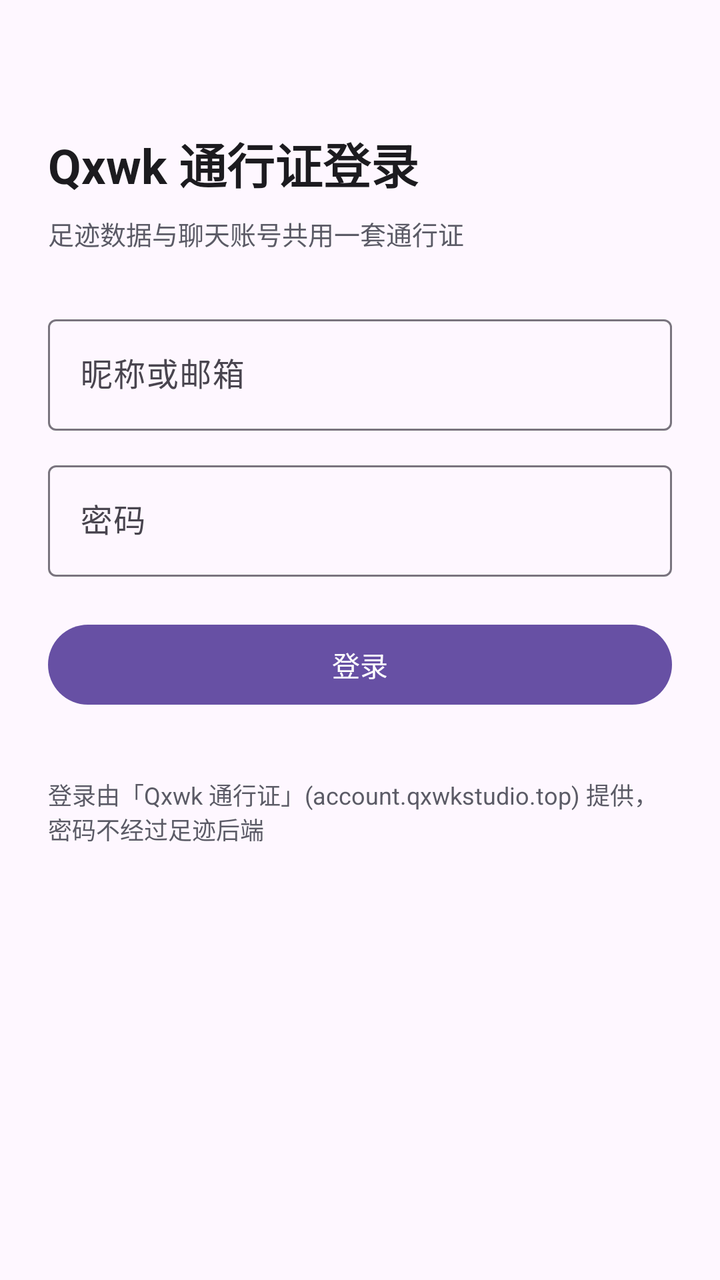
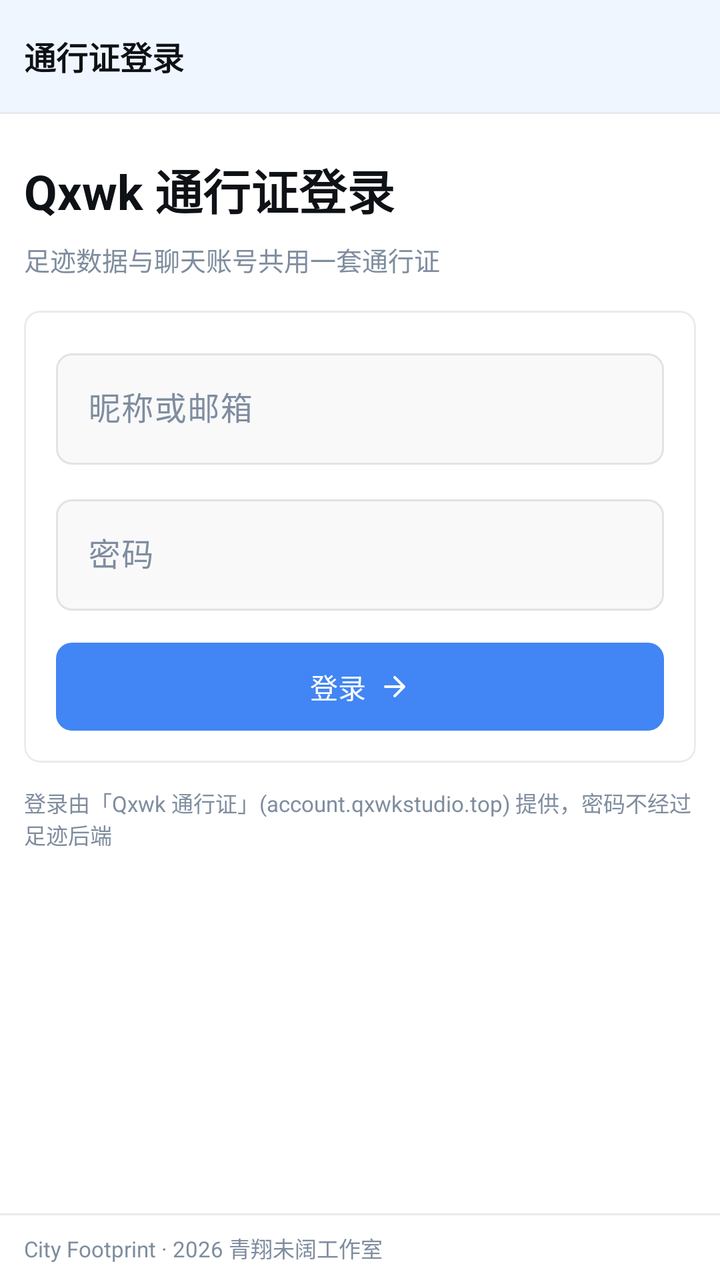

Before-and-after screenshots of an Android layout around one commit, followed by the original layout XML and the change that was made.
<!-- AndroidManifest.xml: application theme Theme.CityFootprint -->
<!-- res/layout/activity_login.xml -->
<?xml version="1.0" encoding="utf-8"?>
<ScrollView xmlns:android="http://schemas.android.com/apk/res/android"
    android:layout_width="match_parent"
    android:layout_height="match_parent"
    android:fillViewport="true">

    <LinearLayout
        android:layout_width="match_parent"
        android:layout_height="wrap_content"
        android:orientation="vertical"
        android:padding="24dp">

        <TextView
            android:layout_width="match_parent"
            android:layout_height="wrap_content"
            android:layout_marginTop="40dp"
            android:text="@string/login_title"
            android:textColor="@color/text_primary"
            android:textSize="24sp"
            android:textStyle="bold" />

        <TextView
            android:layout_width="match_parent"
            android:layout_height="wrap_content"
            android:layout_marginTop="8dp"
            android:text="@string/login_subtitle"
            android:textColor="@color/text_secondary"
            android:textSize="13sp" />

        
        <com.google.android.material.textfield.TextInputLayout
            android:id="@+id/accountLayout"
            android:layout_width="match_parent"
            android:layout_height="wrap_content"
            android:layout_marginTop="28dp"
            android:hint="@string/login_account">

            <com.google.android.material.textfield.TextInputEditText
                android:id="@+id/inputAccount"
                android:layout_width="match_parent"
                android:layout_height="wrap_content"
                android:inputType="text"
                android:maxLines="1" />
        </com.google.android.material.textfield.TextInputLayout>

        <com.google.android.material.textfield.TextInputLayout
            android:id="@+id/passwordLayout"
            android:layout_width="match_parent"
            android:layout_height="wrap_content"
            android:layout_marginTop="12dp"
            android:hint="@string/login_password">

            <com.google.android.material.textfield.TextInputEditText
                android:id="@+id/inputPassword"
                android:layout_width="match_parent"
                android:layout_height="wrap_content"
                android:inputType="textPassword"
                android:maxLines="1" />
        </com.google.android.material.textfield.TextInputLayout>

        <com.google.android.material.button.MaterialButton
            android:id="@+id/btnLogin"
            android:layout_width="match_parent"
            android:layout_height="wrap_content"
            android:layout_marginTop="20dp"
            android:text="@string/login_submit" />

        <ProgressBar
            android:id="@+id/loginProgress"
            android:layout_width="wrap_content"
            android:layout_height="wrap_content"
            android:layout_gravity="center_horizontal"
            android:layout_marginTop="16dp"
            android:visibility="gone" />

        
        <TextView
            android:id="@+id/textLoginError"
            android:layout_width="match_parent"
            android:layout_height="wrap_content"
            android:layout_marginTop="12dp"
            android:textColor="#B3261E"
            android:textSize="13sp"
            android:visibility="gone" />

        <TextView
            android:layout_width="match_parent"
            android:layout_height="wrap_content"
            android:layout_marginTop="32dp"
            android:text="@string/profile_account_note"
            android:textColor="@color/text_secondary"
            android:textSize="12sp" />
    </LinearLayout>
</ScrollView>
<!-- resources referenced by this layout -->
<resources>
  <color name="text_primary">#1C1B1F</color>
  <color name="text_secondary">#5B5B66</color>
  <style name="Theme.CityFootprint" parent="Theme.Material3.DayNight.NoActionBar">
          
          <item name="android:statusBarColor">@color/window_bg_light</item>
          <item name="android:navigationBarColor">@color/window_bg_light</item>
          <item name="android:windowLightStatusBar">true</item>
          <item name="android:windowLightNavigationBar" tools:targetApi="27">true</item>
      </style>
  <color name="window_bg_light">#F2F2F7</color>
  <!-- unchanged entries left out for length: 6 -->
</resources>

<!-- the commit's change to res/layout/activity_login.xml (unified diff, before → after) -->
@@ -1,94 +1,206 @@
 <?xml version="1.0" encoding="utf-8"?>
-<ScrollView xmlns:android="http://schemas.android.com/apk/res/android"
+<LinearLayout xmlns:android="http://schemas.android.com/apk/res/android"
+    xmlns:app="http://schemas.android.com/apk/res-auto"
     android:layout_width="match_parent"
     android:layout_height="match_parent"
-    android:fillViewport="true">
-
+    android:background="@color/bg"
+    android:orientation="vertical">
+
+    
     <LinearLayout
         android:layout_width="match_parent"
         android:layout_height="wrap_content"
-        android:orientation="vertical"
-        android:padding="24dp">
-
-        <TextView
+        android:background="@color/sidebar"
+        android:orientation="vertical">
+
+        <LinearLayout
+            android:layout_width="match_parent"
+            android:layout_height="56dp"
+            android:gravity="center_vertical"
+            android:orientation="horizontal"
+            android:paddingStart="12dp"
+            android:paddingEnd="12dp">
+
+            <TextView
+                android:layout_width="0dp"
+                android:layout_height="wrap_content"
+                android:layout_weight="1"
+                android:ellipsize="end"
+                android:maxLines="1"
+                android:text="@string/login_bar_title"
+                android:textColor="@color/sidebar_fg"
+                android:textSize="16sp"
+                android:textStyle="bold" />
+        </LinearLayout>
+
+        <View
+            android:layout_width="match_parent"
+            android:layout_height="1dp"
+            android:background="@color/sidebar_border" />
+    </LinearLayout>
+
+    <ScrollView
+        android:layout_width="match_parent"
+        android:layout_height="0dp"
+        android:layout_weight="1"
+        android:fillViewport="true">
+
+        <LinearLayout
             android:layout_width="match_parent"
             android:layout_height="wrap_content"
-            android:layout_marginTop="40dp"
-            android:text="@string/login_title"
-            android:textColor="@color/text_primary"
-            android:textSize="24sp"
-            android:textStyle="bold" />
-
-        <TextView
+            android:orientation="vertical"
+            android:padding="12dp">
+
+            <LinearLayout
+                android:layout_width="match_parent"
+                android:layout_height="wrap_content"
+                android:layout_marginTop="8dp"
+                android:orientation="vertical">
+
+                <TextView
+                    android:layout_width="match_parent"
+                    android:layout_height="wrap_content"
+                    android:text="@string/login_title"
+                    android:textColor="@color/fg"
+                    android:textSize="24sp"
+                    android:textStyle="bold" />
+
+                <TextView
+                    android:layout_width="match_parent"
+                    android:layout_height="wrap_content"
+                    android:layout_marginTop="8dp"
+                    android:text="@string/login_subtitle"
+                    android:textColor="@color/muted_fg"
+                    android:textSize="13sp" />
+            </LinearLayout>
+
+            <com.google.android.material.card.MaterialCardView
+                android:layout_width="match_parent"
+                android:layout_height="wrap_content"
+                android:layout_marginTop="16dp">
+
+                <LinearLayout
+                    android:layout_width="match_parent"
+                    android:layout_height="wrap_content"
+                    android:orientation="vertical"
+                    android:padding="16dp">
+
+                    
+                    <com.google.android.material.textfield.TextInputLayout
+                        android:id="@+id/accountLayout"
+                        style="@style/Widget.App.TextInputLayout"
+                        android:layout_width="match_parent"
+                        android:layout_height="wrap_content"
+                        android:hint="@string/login_account">
+
+                        <com.google.android.material.textfield.TextInputEditText
+                            android:id="@+id/inputAccount"
+                            android:layout_width="match_parent"
+                            android:layout_height="wrap_content"
+                            android:inputType="text"
+                            android:maxLines="1" />
+                    </com.google.android.material.textfield.TextInputLayout>
+
+                    <com.google.android.material.textfield.TextInputLayout
+                        android:id="@+id/passwordLayout"
+                        style="@style/Widget.App.TextInputLayout"
+                        android:layout_width="match_parent"
+                        android:layout_height="wrap_content"
+                        android:layout_marginTop="12dp"
+                        android:hint="@string/login_password">
+
+                        <com.google.android.material.textfield.TextInputEditText
+                            android:id="@+id/inputPassword"
+                            android:layout_width="match_parent"
+                            android:layout_height="wrap_content"
+                            android:inputType="textPassword"
+                            android:maxLines="1" />
+                    </com.google.android.material.textfield.TextInputLayout>
+
+                    <com.google.android.material.button.MaterialButton
+                        android:id="@+id/btnLogin"
+                        style="@style/Widget.App.Button"
+                        android:layout_width="match_parent"
+                        android:layout_height="44dp"
+                        android:layout_marginTop="16dp"
+                        android:insetTop="0dp"
+                        android:insetBottom="0dp"
+                        android:text="@string/login_submit"
+                        android:textSize="14sp"
+                        app:icon="@drawable/ic_arrow_right"
+                        app:iconGravity="textEnd"
+                        app:iconPadding="6dp"
+                        app:iconSize="16dp"
+                        app:iconTint="@color/on_accent" />
+
+                    <ProgressBar
+                        android:id="@+id/loginProgress"
+                        android:layout_width="wrap_content"
+                        android:layout_height="wrap_content"
+                        android:layout_gravity="center_horizontal"
+                        android:layout_marginTop="16dp"
+                        android:visibility="gone" />
+
+                    
+                    <TextView
+                        android:id="@+id/textLoginError"
+                        android:layout_width="match_parent"
+                        android:layout_height="wrap_content"
+                        android:layout_marginTop="12dp"
+                        android:textColor="@color/destructive"
+                        android:textSize="13sp"
+                        android:visibility="gone" />
+                </LinearLayout>
+            </com.google.android.material.card.MaterialCardView>
+
+            <TextView
+                style="@style/BodyMuted"
+                android:layout_width="match_parent"
+                android:layout_height="wrap_content"
+                android:layout_marginTop="12dp"
+                android:text="@string/profile_account_note" />
+        </LinearLayout>
+    </ScrollView>
+
+    
+    <LinearLayout
+        android:layout_width="match_parent"
+        android:layout_height="wrap_content"
+        android:background="@color/card"
+        android:orientation="vertical">
+
+        <View
+            android:layout_width="match_parent"
+            android:layout_height="1dp"
+            android:background="@color/border" />
+
+        <LinearLayout
             android:layout_width="match_parent"
             android:layout_height="wrap_content"
-            android:layout_marginTop="8dp"
-            android:text="@string/login_subtitle"
-            android:textColor="@color/text_secondary"
-            android:textSize="13sp" />
-
-        
-        <com.google.android.material.textfield.TextInputLayout
-            android:id="@+id/accountLayout"
-            android:layout_width="match_parent"
-            android:layout_height="wrap_content"
-            android:layout_marginTop="28dp"
-            android:hint="@string/login_account">
-
-            <com.google.android.material.textfield.TextInputEditText
-                android:id="@+id/inputAccount"
-                android:layout_width="match_parent"
-                android:layout_height="wrap_content"
-                android:inputType="text"
-                android:maxLines="1" />
-        </com.google.android.material.textfield.TextInputLayout>
-
-        <com.google.android.material.textfield.TextInputLayout
-            android:id="@+id/passwordLayout"
-            android:layout_width="match_parent"
-            android:layout_height="wrap_content"
-            android:layout_marginTop="12dp"
-            android:hint="@string/login_password">
-
-            <com.google.android.material.textfield.TextInputEditText
-                android:id="@+id/inputPassword"
-                android:layout_width="match_parent"
-                android:layout_height="wrap_content"
-                android:inputType="textPassword"
-                android:maxLines="1" />
-        </com.google.android.material.textfield.TextInputLayout>
-
-        <com.google.android.material.button.MaterialButton
-            android:id="@+id/btnLogin"
-            android:layout_width="match_parent"
-            android:layout_height="wrap_content"
-            android:layout_marginTop="20dp"
-            android:text="@string/login_submit" />
-
-        <ProgressBar
-            android:id="@+id/loginProgress"
-            android:layout_width="wrap_content"
-            android:layout_height="wrap_content"
-            android:layout_gravity="center_horizontal"
-            android:layout_marginTop="16dp"
-            android:visibility="gone" />
-
-        
-        <TextView
-            android:id="@+id/textLoginError"
-            android:layout_width="match_parent"
-            android:layout_height="wrap_content"
-            android:layout_marginTop="12dp"
-            android:textColor="#B3261E"
-            android:textSize="13sp"
-            android:visibility="gone" />
-
-        <TextView
-            android:layout_width="match_parent"
-            android:layout_height="wrap_content"
-            android:layout_marginTop="32dp"
-            android:text="@string/profile_account_note"
-            android:textColor="@color/text_secondary"
-            android:textSize="12sp" />
+            android:gravity="center_vertical"
+            android:orientation="horizontal"
+            android:paddingStart="12dp"
+            android:paddingTop="8dp"
+            android:paddingEnd="12dp"
+            android:paddingBottom="8dp">
+
+            <TextView
+                android:layout_width="0dp"
+                android:layout_height="wrap_content"
+                android:layout_weight="1"
+                android:ellipsize="end"
+                android:maxLines="1"
+                android:text="@string/footer_brand"
+                android:textColor="@color/muted_fg"
+                android:textSize="11sp" />
+
+            <TextView
+                android:id="@+id/footerVersion"
+                android:layout_width="wrap_content"
+                android:layout_height="wrap_content"
+                android:layout_marginStart="8dp"
+                android:textColor="@color/muted_fg"
+                android:textSize="11sp" />
+        </LinearLayout>
     </LinearLayout>
-</ScrollView>
+</LinearLayout>
<!-- resource entries referenced after the edit -->
@@ -1,15 +1,94 @@
 <!-- resources referenced by this layout -->
 <resources>
-  <color name="text_primary">#1C1B1F</color>
-  <color name="text_secondary">#5B5B66</color>
-  <style name="Theme.CityFootprint" parent="Theme.Material3.DayNight.NoActionBar">
+  <color name="bg">#FFFFFF</color>
+  <color name="border">#EBEBEB</color>
+  <color name="card">#FFFFFF</color>
+  <color name="destructive">#EF4444</color>
+  <color name="fg">#0E1115</color>
+  <color name="muted_fg">#7F8D9F</color>
+  <color name="on_accent">#FFFFFF</color>
+  <color name="sidebar">#F0F6FF</color>
+  <color name="sidebar_border">#E7EAEF</color>
+  <color name="sidebar_fg">#0E1115</color>
+  <!-- drawable ic_arrow_right (drawable) -->
+  <?xml version="1.0" encoding="utf-8"?>
+  <vector xmlns:android="http://schemas.android.com/apk/res/android"
+      android:width="24dp"
+      android:height="24dp"
+      android:viewportWidth="24"
+      android:viewportHeight="24">
+      <path
+          android:fillColor="#00000000"
+          android:pathData="M5,12 L19,12 M12,5 L19,12 L12,19"
+          android:strokeColor="#FF000000"
+          android:strokeLineCap="round"
+          android:strokeLineJoin="round"
+          android:strokeWidth="2" />
+  </vector>
+  <string name="footer_brand">City Footprint · 2026 青翔未阔工作室</string>
+  <string name="login_bar_title">通行证登录</string>
+  <style name="BodyMuted">
+          <item name="android:layout_width">wrap_content</item>
+          <item name="android:layout_height">wrap_content</item>
+          <item name="android:textSize">11sp</item>
+          <item name="android:textColor">@color/muted_fg</item>
+      </style>
+  <style name="Widget.App.Button" parent="Widget.Material3.Button">
+          <item name="cornerRadius">8dp</item>
+      </style>
+  <style name="Widget.App.TextInputLayout" parent="Widget.Material3.TextInputLayout.OutlinedBox">
+          <item name="boxCornerRadiusTopStart">8dp</item>
+          <item name="boxCornerRadiusTopEnd">8dp</item>
+          <item name="boxCornerRadiusBottomStart">8dp</item>
+          <item name="boxCornerRadiusBottomEnd">8dp</item>
+          <item name="boxStrokeColor">@color/field_stroke</item>
+          <item name="boxStrokeWidth">1dp</item>
+          <item name="boxStrokeWidthFocused">1dp</item>
+          <item name="boxBackgroundColor">@color/popover</item>
+          <item name="hintTextColor">@color/muted_fg</item>
+          <item name="android:textColorHint">@color/muted_fg</item>
+      </style>
+  <style name="Theme.CityFootprint" parent="Theme.Material3.Light.NoActionBar">
+          
+          <item name="colorPrimary">@color/accent</item>
+          <item name="colorOnPrimary">@color/on_accent</item>
+          <item name="colorPrimaryContainer">@color/accent_light</item>
+          <item name="colorOnPrimaryContainer">@color/accent_soft_fg</item>
+          <item name="colorSecondary">@color/accent</item>
+          <item name="colorSecondaryContainer">@color/accent_light</item>
+          <item name="colorOnSecondaryContainer">@color/accent_soft_fg</item>
+          <item name="colorSurface">@color/card</item>
+          <item name="colorOnSurface">@color/fg</item>
+          <item name="colorOnSurfaceVariant">@color/muted_fg</item>
+          <item name="colorOutline">@color/input_border</item>
+          <item name="colorError">@color/destructive</item>
+          <item name="android:colorBackground">@color/bg</item>
+  
           
           <item name="android:statusBarColor">@color/window_bg_light</item>
           <item name="android:navigationBarColor">@color/window_bg_light</item>
           <item name="android:windowLightStatusBar">true</item>
           <item name="android:windowLightNavigationBar" tools:targetApi="27">true</item>
+          
+          <item name="android:forceDarkAllowed" tools:targetApi="29">false</item>
+  
+          
+          <item name="materialCardViewStyle">@style/Widget.App.CardView</item>
+          <item name="materialButtonStyle">@style/Widget.App.Button</item>
       </style>
-  <color name="window_bg_light">#F2F2F7</color>
+  <color name="popover">#F9F9FA</color>
+  <color name="accent">#4285F4</color>
+  <color name="accent_light">#DBEAFE</color>
+  <color name="accent_soft_fg">#003E8F</color>
+  <color name="input_border">#E2E3E4</color>
+  <color name="window_bg_light">#F0F6FF</color>
+  <style name="Widget.App.CardView" parent="Widget.Material3.CardView.Outlined">
+          <item name="cardCornerRadius">8dp</item>
+          <item name="cardElevation">0dp</item>
+          <item name="cardBackgroundColor">@color/card</item>
+          <item name="strokeColor">@color/border</item>
+          <item name="strokeWidth">1dp</item>
+      </style>
   <!-- unchanged entries left out for length: 6 -->
 </resources>
 
